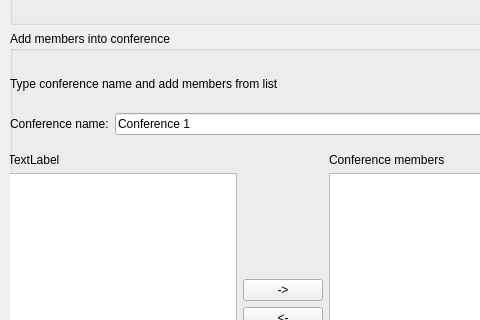
Old version of the form src/newconference.ui in the repository Maximuzzzzz/myagent-im; both pictures show x 0 to 480 and y 85 to 405 of the 575 by 583 pixel window.
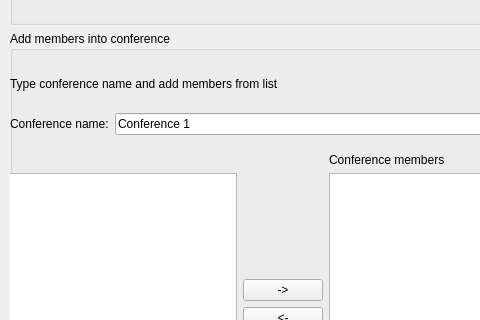
New version of the form. Icons and pictures are not drawn.

```diff
--- a/src/newconference.ui
+++ b/src/newconference.ui
@@ -179,7 +179,7 @@
              </sizepolicy>
             </property>
             <property name="text">
-             <string>TextLabel</string>
+             <string/>
             </property>
            </widget>
           </item>
```
